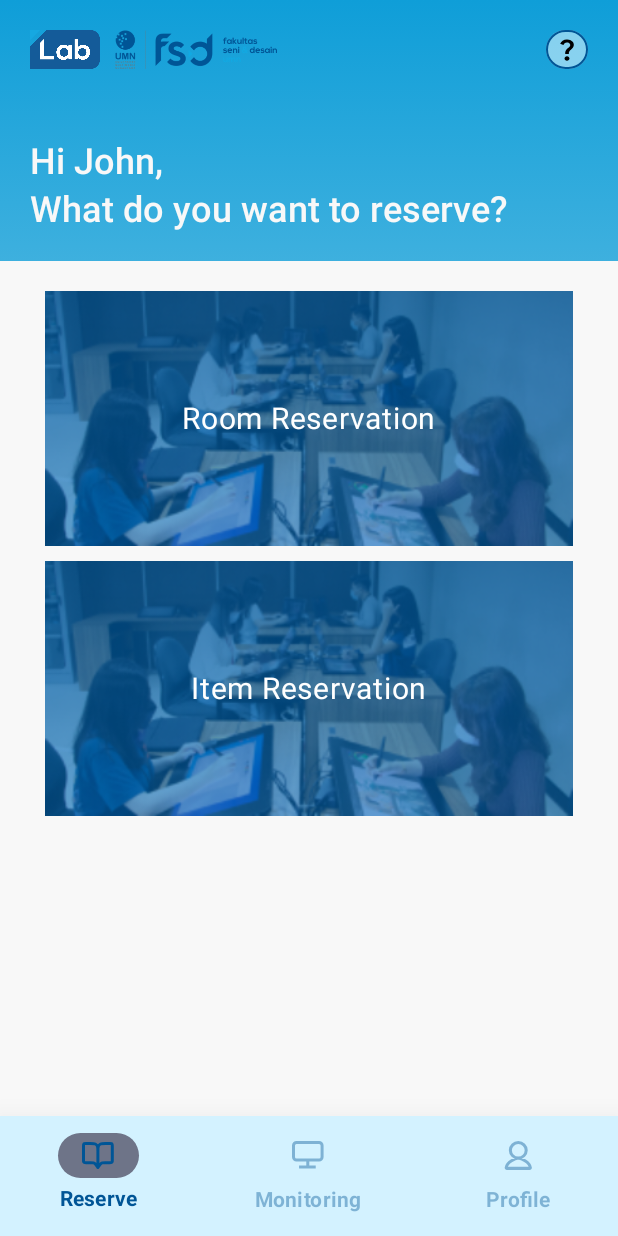
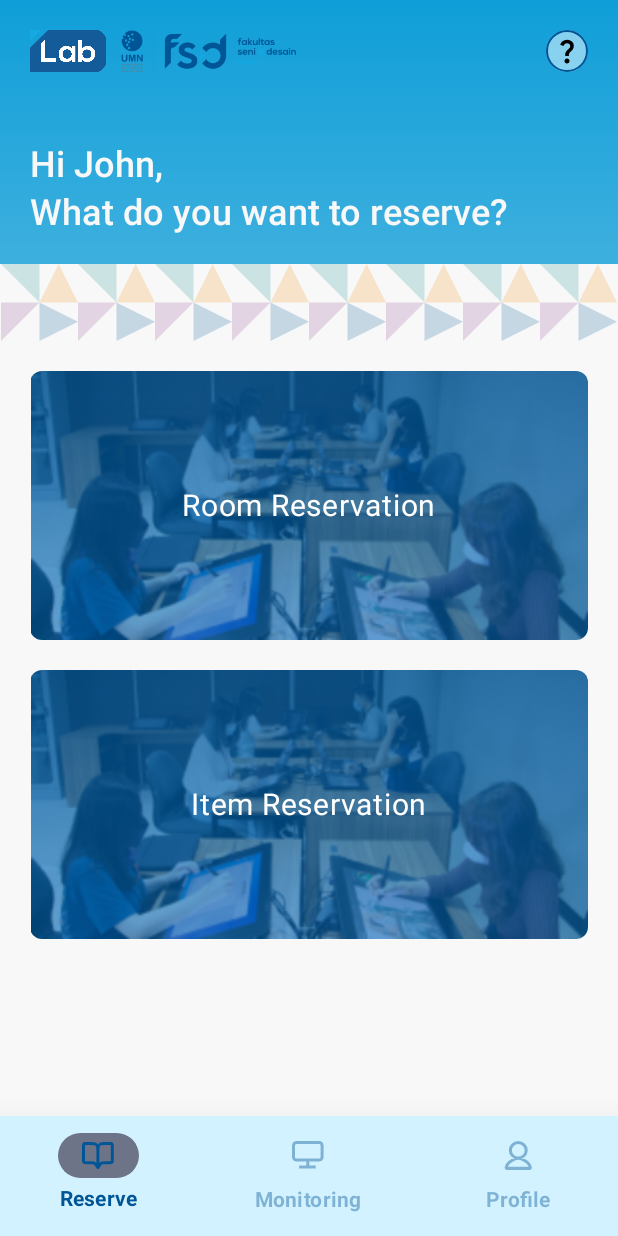
Before and after one commit to Lab-FSD-UMN/mobile-fsd-jetpack, an Android app built with Jetpack Compose: the screen it shows after launch (MainActivity), on a phone screen of 412 x 824 dp. Run offline under Robolectric (Android 15) with nearby library versions, the phone set to English and light mode, and no system bars.

Commit message:
update : image button component

```diff
--- a/app/src/main/java/com/example/mobile_fsd_jetpack/pages/ReservationScreen.kt
+++ b/app/src/main/java/com/example/mobile_fsd_jetpack/pages/ReservationScreen.kt
@@ -53,6 +53,13 @@ fun ReservationScreen(navController: NavController?= null) {
             .wrapContentSize(Alignment.TopCenter)
     ) {
         Header()
+        Image(
+            modifier = Modifier
+                .fillMaxWidth()
+                .aspectRatio(8f / 1f),
+            painter = painterResource(id = R.drawable.super_graphic),
+            contentDescription = "Super Graphic"
+        )
         Spacer(modifier = Modifier.height(20.dp))
         ButtonImage(
             text = "Room Reservation",
@@ -60,24 +67,25 @@ fun ReservationScreen(navController: NavController?= null) {
             onClick = {},
             route = ReservationRoutes.RoomReservation.route,
             navController = navController,
+            imageRatio = 56f/27f,
             modifier = Modifier
+                .padding(20.dp, 0.dp)
                 .fillMaxWidth()
-                .height(170.dp)
-                .clip(RoundedCornerShape(8.dp))
+                .aspectRatio(56f / 27f)
         )
 
-        Spacer(modifier = Modifier.height(10.dp))
-
+        Spacer(modifier = Modifier.height(20.dp))
         ButtonImage(
             text = "Item Reservation",
             image = R.drawable.room_reservation,
             onClick = {},
             route = ReservationRoutes.ItemReservation.route,
             navController = navController,
+            imageRatio = 56f/27f,
             modifier = Modifier
+                .padding(20.dp, 0.dp)
                 .fillMaxWidth()
-                .height(170.dp)
-                .clip(RoundedCornerShape(8.dp))
+                .aspectRatio(56f / 27f)
         )
     }
 }
@@ -125,7 +133,7 @@ fun Header() {
                 verticalAlignment = Alignment.CenterVertically,
                 modifier = Modifier
                     .fillMaxWidth()
-                    .height(26.dp)
+                    .height(28.dp)
             ) {
                 Row(
                     verticalAlignment = Alignment.CenterVertically
--- a/app/src/main/java/com/example/mobile_fsd_jetpack/ui/theme/Elements.kt
+++ b/app/src/main/java/com/example/mobile_fsd_jetpack/ui/theme/Elements.kt
@@ -5,6 +5,7 @@ import androidx.compose.foundation.clickable
 import androidx.compose.foundation.layout.Arrangement
 import androidx.compose.foundation.layout.Box
 import androidx.compose.foundation.layout.Column
+import androidx.compose.foundation.layout.aspectRatio
 import androidx.compose.foundation.layout.fillMaxSize
 import androidx.compose.foundation.layout.fillMaxWidth
 import androidx.compose.foundation.layout.height
@@ -76,6 +77,7 @@ fun ButtonImage(
     onClick: () -> Unit,
     navController: NavController ?= null,
     route: String ?= null,
+    imageRatio: Float ?= null,
     modifier: Modifier = Modifier
 ) {
     Box(
@@ -85,7 +87,8 @@ fun ButtonImage(
             painter = painterResource(id = image),
             contentDescription = "Room Reservation",
             modifier = Modifier
-                .fillMaxSize()
+                .fillMaxWidth()
+                .aspectRatio(imageRatio!!)
                 .clip(RoundedCornerShape(8.dp))
                 .scale(1f, 1f)
 //                     .contentScale(ContentScale.Crop)
--- /dev/null
+++ b/app/src/main/res/drawable/super_graphic.xml
@@ -0,0 +1,166 @@
+<vector xmlns:android="http://schemas.android.com/apk/res/android"
+    android:width="320dp"
+    android:height="40dp"
+    android:viewportWidth="320"
+    android:viewportHeight="40">
+  <path
+      android:pathData="M40,30L20,40V20L40,30Z"
+      android:strokeAlpha="0.2"
+      android:fillColor="#005596"
+      android:fillAlpha="0.2"/>
+  <path
+      android:pathData="M30,0L40,20H20L30,0Z"
+      android:strokeAlpha="0.2"
+      android:fillColor="#F28A15"
+      android:fillAlpha="0.2"/>
+  <path
+      android:pathData="M0,20H20L0,40V20Z"
+      android:strokeAlpha="0.2"
+      android:fillColor="#904992"
+      android:fillAlpha="0.2"/>
+  <path
+      android:pathData="M0,0H20V20L0,0Z"
+      android:strokeAlpha="0.2"
+      android:fillColor="#1C968F"
+      android:fillAlpha="0.2"/>
+  <path
+      android:pathData="M80,30L60,40V20L80,30Z"
+      android:strokeAlpha="0.2"
+      android:fillColor="#005596"
+      android:fillAlpha="0.2"/>
+  <path
+      android:pathData="M70,0L80,20H60L70,0Z"
+      android:strokeAlpha="0.2"
+      android:fillColor="#F28A15"
+      android:fillAlpha="0.2"/>
+  <path
+      android:pathData="M40,20H60L40,40V20Z"
+      android:strokeAlpha="0.2"
+      android:fillColor="#904992"
+      android:fillAlpha="0.2"/>
+  <path
+      android:pathData="M40,0H60V20L40,0Z"
+      android:strokeAlpha="0.2"
+      android:fillColor="#1C968F"
+      android:fillAlpha="0.2"/>
+  <path
+      android:pathData="M120,30L100,40V20L120,30Z"
+      android:strokeAlpha="0.2"
+      android:fillColor="#005596"
+      android:fillAlpha="0.2"/>
+  <path
+      android:pathData="M110,0L120,20H100L110,0Z"
+      android:strokeAlpha="0.2"
+      android:fillColor="#F28A15"
+      android:fillAlpha="0.2"/>
+  <path
+      android:pathData="M80,20H100L80,40V20Z"
+      android:strokeAlpha="0.2"
+      android:fillColor="#904992"
+      android:fillAlpha="0.2"/>
+  <path
+      android:pathData="M80,0H100V20L80,0Z"
+      android:strokeAlpha="0.2"
+      android:fillColor="#1C968F"
+      android:fillAlpha="0.2"/>
+  <path
+      android:pathData="M160,30L140,40V20L160,30Z"
+      android:strokeAlpha="0.2"
+      android:fillColor="#005596"
+      android:fillAlpha="0.2"/>
+  <path
+      android:pathData="M150,0L160,20H140L150,0Z"
+      android:strokeAlpha="0.2"
+      android:fillColor="#F28A15"
+      android:fillAlpha="0.2"/>
+  <path
+      android:pathData="M120,20H140L120,40V20Z"
+      android:strokeAlpha="0.2"
+      android:fillColor="#904992"
+      android:fillAlpha="0.2"/>
+  <path
+      android:pathData="M120,0H140V20L120,0Z"
+      android:strokeAlpha="0.2"
+      android:fillColor="#1C968F"
+      android:fillAlpha="0.2"/>
+  <path
+      android:pathData="M200,30L180,40V20L200,30Z"
+      android:strokeAlpha="0.2"
+      android:fillColor="#005596"
+      android:fillAlpha="0.2"/>
+  <path
+      android:pathData="M190,0L200,20H180L190,0Z"
+      android:strokeAlpha="0.2"
+      android:fillColor="#F28A15"
+      android:fillAlpha="0.2"/>
+  <path
+      android:pathData="M160,20H180L160,40V20Z"
+      android:strokeAlpha="0.2"
+      android:fillColor="#904992"
+      android:fillAlpha="0.2"/>
+  <path
+      android:pathData="M160,0H180V20L160,0Z"
+      android:strokeAlpha="0.2"
+      android:fillColor="#1C968F"
+      android:fillAlpha="0.2"/>
+  <path
+      android:pathData="M240,30L220,40V20L240,30Z"
+      android:strokeAlpha="0.2"
+      android:fillColor="#005596"
+      android:fillAlpha="0.2"/>
+  <path
+      android:pathData="M230,0L240,20H220L230,0Z"
+      android:strokeAlpha="0.2"
+      android:fillColor="#F28A15"
+      android:fillAlpha="0.2"/>
+  <path
+      android:pathData="M200,20H220L200,40V20Z"
+      android:strokeAlpha="0.2"
+      android:fillColor="#904992"
+      android:fillAlpha="0.2"/>
+  <path
+      android:pathData="M200,0H220V20L200,0Z"
+      android:strokeAlpha="0.2"
+      android:fillColor="#1C968F"
+      android:fillAlpha="0.2"/>
+  <path
+      android:pathData="M280,30L260,40V20L280,30Z"
+      android:strokeAlpha="0.2"
+      android:fillColor="#005596"
+      android:fillAlpha="0.2"/>
+  <path
+      android:pathData="M270,0L280,20H260L270,0Z"
+      android:strokeAlpha="0.2"
+      android:fillColor="#F28A15"
+      android:fillAlpha="0.2"/>
+  <path
+      android:pathData="M240,20H260L240,40V20Z"
+      android:strokeAlpha="0.2"
+      android:fillColor="#904992"
+      android:fillAlpha="0.2"/>
+  <path
+      android:pathData="M240,0H260V20L240,0Z"
+      android:strokeAlpha="0.2"
+      android:fillColor="#1C968F"
+      android:fillAlpha="0.2"/>
+  <path
+      android:pathData="M320,30L300,40V20L320,30Z"
+      android:strokeAlpha="0.2"
+      android:fillColor="#005596"
+      android:fillAlpha="0.2"/>
+  <path
+      android:pathData="M310,0L320,20H300L310,0Z"
+      android:strokeAlpha="0.2"
+      android:fillColor="#F28A15"
+      android:fillAlpha="0.2"/>
+  <path
+      android:pathData="M280,20H300L280,40V20Z"
+      android:strokeAlpha="0.2"
+      android:fillColor="#904992"
+      android:fillAlpha="0.2"/>
+  <path
+      android:pathData="M280,0H300V20L280,0Z"
+      android:strokeAlpha="0.2"
+      android:fillColor="#1C968F"
+      android:fillAlpha="0.2"/>
+</vector>
```
